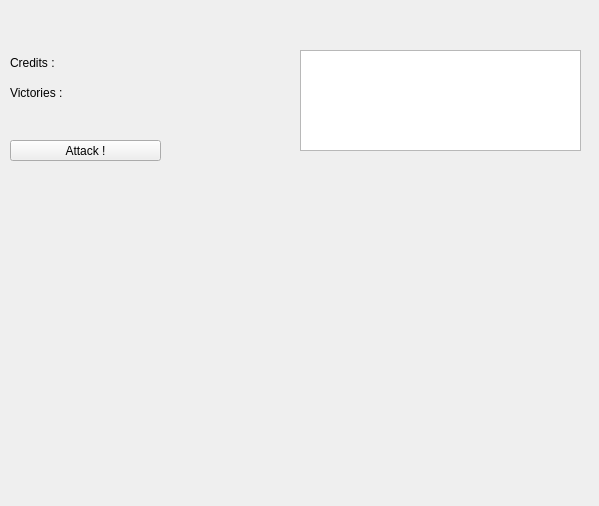
FAForever/client, file src/_res/galacticwar/infopanel.ui: the form before one commit.
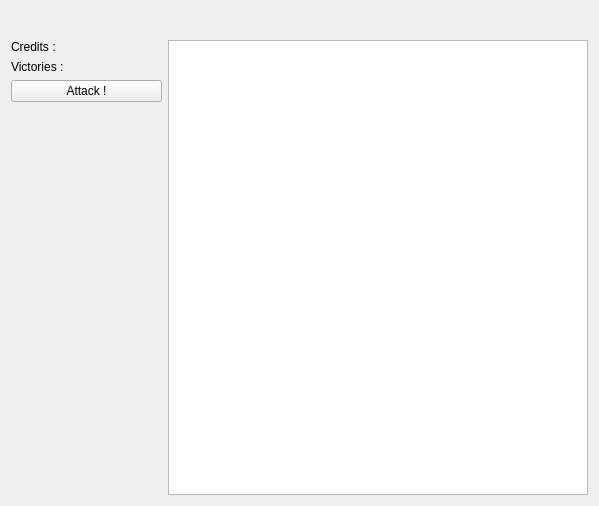
The form after the commit.

Commit message:
- Attack beacons. - Attack list. - Smoother interface.
branch : gw

```diff
--- a/src/_res/galacticwar/infopanel.ui
+++ b/src/_res/galacticwar/infopanel.ui
@@ -16,28 +16,9 @@
   <property name="styleSheet">
    <string notr="true"/>
   </property>
-  <widget class="QPushButton" name="attackButton">
-   <property name="geometry">
-    <rect>
-     <x>10</x>
-     <y>140</y>
-     <width>151</width>
-     <height>21</height>
-    </rect>
-   </property>
-   <property name="text">
-    <string>Attack !</string>
-   </property>
-  </widget>
+  <layout class="QGridLayout" name="gridLayout">
+   <item row="0" column="0" colspan="2">
   <widget class="QLabel" name="nameLabel">
-   <property name="geometry">
-    <rect>
-     <x>10</x>
-     <y>10</y>
-     <width>541</width>
-     <height>21</height>
-    </rect>
-   </property>
    <property name="font">
     <font>
      <pointsize>15</pointsize>
@@ -47,79 +28,8 @@
     <string/>
    </property>
   </widget>
-  <widget class="QListWidget" name="attackListWidget">
-   <property name="geometry">
-    <rect>
-     <x>300</x>
-     <y>50</y>
-     <width>281</width>
-     <height>101</height>
-    </rect>
-   </property>
-  </widget>
-  <widget class="QWidget" name="layoutWidget">
-   <property name="geometry">
-    <rect>
-     <x>10</x>
-     <y>80</y>
-     <width>151</width>
-     <height>26</height>
-    </rect>
-   </property>
-   <layout class="QHBoxLayout" name="horizontalLayout_2">
-    <item>
-     <widget class="QLabel" name="victories">
-      <property name="minimumSize">
-       <size>
-        <width>0</width>
-        <height>0</height>
-       </size>
-      </property>
-      <property name="font">
-       <font>
-        <pointsize>9</pointsize>
-       </font>
-      </property>
-      <property name="text">
-       <string>Victories :</string>
-      </property>
-     </widget>
-    </item>
-    <item>
-     <widget class="QLabel" name="victoriesLabel">
-      <property name="minimumSize">
-       <size>
-        <width>0</width>
-        <height>0</height>
-       </size>
-      </property>
-      <property name="baseSize">
-       <size>
-        <width>0</width>
-        <height>0</height>
-       </size>
-      </property>
-      <property name="font">
-       <font>
-        <pointsize>9</pointsize>
-       </font>
-      </property>
-      <property name="text">
-       <string/>
-      </property>
-     </widget>
-    </item>
-   </layout>
-  </widget>
-  <widget class="QWidget" name="">
-   <property name="geometry">
-    <rect>
-     <x>10</x>
-     <y>50</y>
-     <width>153</width>
-     <height>26</height>
-    </rect>
-   </property>
+   </item>
+   <item row="1" column="0">
    <layout class="QHBoxLayout" name="horizontalLayout">
     <item>
      <widget class="QLabel" name="label">
@@ -158,7 +68,77 @@
      </widget>
     </item>
    </layout>
-  </widget>
+   </item>
+   <item row="1" column="1" rowspan="4">
+    <widget class="QListWidget" name="attackListWidget"/>
+   </item>
+   <item row="2" column="0">
+    <layout class="QHBoxLayout" name="horizontalLayout_2">
+     <item>
+      <widget class="QLabel" name="victories">
+       <property name="minimumSize">
+        <size>
+         <width>0</width>
+         <height>0</height>
+        </size>
+       </property>
+       <property name="font">
+        <font>
+         <pointsize>9</pointsize>
+        </font>
+       </property>
+       <property name="text">
+        <string>Victories :</string>
+       </property>
+      </widget>
+     </item>
+     <item>
+      <widget class="QLabel" name="victoriesLabel">
+       <property name="minimumSize">
+        <size>
+         <width>0</width>
+         <height>0</height>
+        </size>
+       </property>
+       <property name="baseSize">
+        <size>
+         <width>0</width>
+         <height>0</height>
+        </size>
+       </property>
+       <property name="font">
+        <font>
+         <pointsize>9</pointsize>
+        </font>
+       </property>
+       <property name="text">
+        <string/>
+       </property>
+      </widget>
+     </item>
+    </layout>
+   </item>
+   <item row="3" column="0">
+    <widget class="QPushButton" name="attackButton">
+     <property name="text">
+      <string>Attack !</string>
+     </property>
+    </widget>
+   </item>
+   <item row="4" column="0">
+    <spacer name="verticalSpacer">
+     <property name="orientation">
+      <enum>Qt::Vertical</enum>
+     </property>
+     <property name="sizeHint" stdset="0">
+      <size>
+       <width>20</width>
+       <height>382</height>
+      </size>
+     </property>
+    </spacer>
+   </item>
+  </layout>
  </widget>
  <resources/>
  <connections/>
```
Lines whose indentation alone changed are shown as unchanged. The commit also changes 7 other files.
